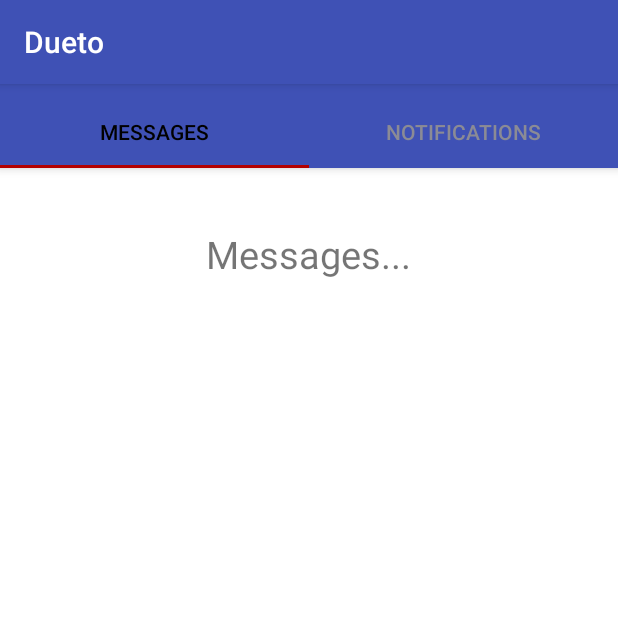
After one commit to JoshBrudnak/Dueto, an Android app: the MsgsFragment screen opened directly, with no data from a screen before it, on a phone screen of 412 x 824 dp, the top half of it. The commit adds this screen. Run offline under Robolectric (Android 15) with nearby library versions, the phone set to English and light mode, and no system bars.

Commit message:
Notif/Msg Skeleton
Working tabbed layout (clean)

```diff
--- a/Android/Dueto/app/build.gradle
+++ b/Android/Dueto/app/build.gradle
@@ -33,6 +33,11 @@ dependencies {
 
 
 
+
+
+
+
+
 configurations.all {
     resolutionStrategy.eachDependency { DependencyResolveDetails details ->
         def requested = details.requested
--- a/Android/Dueto/app/src/main/java/dueto/dueto/LoginActivity.java
+++ b/Android/Dueto/app/src/main/java/dueto/dueto/LoginActivity.java
@@ -41,7 +41,7 @@ public class LoginActivity extends AppCompatActivity {
 
     private void validID(String userName, String userPass) {
         if((userName.equals("Admin")) && (userPass.equals("1234"))) {
-            Intent intent = new Intent(LoginActivity.this, MainActivity.class);
+            Intent intent = new Intent(LoginActivity.this, TimelineActivity.class);
             startActivity(intent);
         }
         else {
--- a/Android/Dueto/app/src/main/java/dueto/dueto/MainActivity.java
+++ b/Android/Dueto/app/src/main/java/dueto/dueto/MainActivity.java
@@ -9,13 +9,12 @@ import android.view.View;
 import android.view.Window;
 import android.widget.Button;
 import android.widget.ScrollView;
-import android.widget.TableLayout;
-import android.widget.TableRow;
 
 public class MainActivity extends Activity {
 
     private Button LogIn;
     private Button SignIn;
+    private Button Notifications;
     private int bVisibility = View.INVISIBLE;
     private boolean scrollable = true; //Scroll always
     @Override
@@ -29,6 +28,7 @@ public class MainActivity extends Activity {
 
         LogIn = (Button)findViewById(R.id.logButt); //the sign-in + log-in buttons on the Main page
         SignIn = (Button)findViewById(R.id.signButt);
+        Notifications = (Button)findViewById(R.id.tabButt);
 
         LogIn.setOnClickListener(new View.OnClickListener() { //calls onClick(default name) through ClickListener which takes you to LoginActivity
             @Override
@@ -41,6 +41,13 @@ public class MainActivity extends Activity {
             @Override
             public void onClick(View v) {
                 startActivity(new Intent(MainActivity.this, SigninActivity.class));
+            }
+        });
+
+        Notifications.setOnClickListener(new View.OnClickListener() {
+            @Override
+            public void onClick(View v) {
+                startActivity(new Intent(MainActivity.this, TimelineActivity.class));
             }
         });
 
--- /dev/null
+++ b/Android/Dueto/app/src/main/java/dueto/dueto/MsgsFragment.java
@@ -0,0 +1,20 @@
+package dueto.dueto;
+
+import android.os.Bundle;
+import android.support.annotation.Nullable;
+import android.support.v4.app.Fragment;
+import android.view.LayoutInflater;
+import android.view.View;
+import android.view.ViewGroup;
+
+public class MsgsFragment extends Fragment {
+    private static final String TAG = "Tab1Messages";
+
+    @Nullable
+    @Override
+    public View onCreateView(LayoutInflater inflater, @Nullable ViewGroup container, @Nullable Bundle savedInstanceState) {
+        View view = inflater.inflate(R.layout.messages_fragment,container,false);
+
+        return view;
+    }
+}
--- /dev/null
+++ b/Android/Dueto/app/src/main/java/dueto/dueto/NotifsFragment.java
@@ -0,0 +1,20 @@
+package dueto.dueto;
+
+import android.os.Bundle;
+import android.support.annotation.Nullable;
+import android.support.v4.app.Fragment;
+import android.view.LayoutInflater;
+import android.view.View;
+import android.view.ViewGroup;
+
+public class NotifsFragment extends Fragment {
+    private static final String TAG = "Tab2Notifications";
+
+    @Nullable
+    @Override
+    public View onCreateView(LayoutInflater inflater, @Nullable ViewGroup container, @Nullable Bundle savedInstanceState) {
+        View view = inflater.inflate(R.layout.notifications_fragment,container,false);
+
+        return view;
+    }
+}
--- /dev/null
+++ b/Android/Dueto/app/src/main/java/dueto/dueto/SectionsPageAdapter.java
@@ -0,0 +1,38 @@
+package dueto.dueto;
+
+import android.support.v4.app.Fragment;
+import android.support.v4.app.FragmentManager;
+import android.support.v4.app.FragmentPagerAdapter;
+
+import java.util.ArrayList;
+import java.util.List;
+
+public class SectionsPageAdapter extends FragmentPagerAdapter{
+
+    private final List<Fragment> mFragmentList = new ArrayList<>();
+    private final List<String> mFragmentTitleList = new ArrayList<>();
+
+    public void addFragment(Fragment fragment, String title) {
+        mFragmentList.add(fragment);
+        mFragmentTitleList.add(title);
+    }
+
+    public SectionsPageAdapter(FragmentManager fm) {
+        super(fm);
+    }
+
+    @Override
+    public CharSequence getPageTitle(int position) {
+        return mFragmentTitleList.get(position);
+    }
+
+    @Override
+    public Fragment getItem(int position) {
+        return mFragmentList.get(position);
+    }
+
+    @Override
+    public int getCount() {
+        return mFragmentList.size();
+    }
+}
--- /dev/null
+++ b/Android/Dueto/app/src/main/java/dueto/dueto/TimelineActivity.java
@@ -0,0 +1,49 @@
+package dueto.dueto;
+
+import android.support.design.widget.FloatingActionButton;
+import android.support.design.widget.Snackbar;
+import android.support.design.widget.TabLayout;
+import android.support.v4.app.Fragment;
+import android.support.v4.app.FragmentManager;
+import android.support.v4.app.FragmentPagerAdapter;
+import android.support.v4.view.ViewPager;
+import android.support.v7.app.AppCompatActivity;
+import android.os.Bundle;
+import android.support.v7.widget.Toolbar;
+import android.util.Log;
+import android.view.LayoutInflater;
+import android.view.Menu;
+import android.view.MenuItem;
+import android.view.View;
+import android.view.ViewGroup;
+
+import android.widget.TextView;
+
+public class TimelineActivity extends AppCompatActivity {
+
+    private static final String TAG = "TimelineActivity";
+    private SectionsPageAdapter mSectionsPageAdapter;
+    private ViewPager mViewPager;
+
+    @Override
+    protected void onCreate(Bundle savedInstanceState) {
+        super.onCreate(savedInstanceState);
+        setContentView(R.layout.activity_timeline);
+        Log.d(TAG, "onCreate: Starting.");
+
+        mViewPager = (ViewPager) findViewById(R.id.container);
+        setupViewPager(mViewPager);
+
+        TabLayout tabLayout = (TabLayout) findViewById(R.id.tabs);
+        tabLayout.setupWithViewPager(mViewPager);
+    }
+
+    private void setupViewPager(ViewPager viewPager) {
+        SectionsPageAdapter adapter = new SectionsPageAdapter(getSupportFragmentManager());
+        adapter.addFragment(new MsgsFragment(), "Messages");
+        adapter.addFragment(new NotifsFragment(), "Notifications");
+        viewPager.setAdapter(adapter);
+
+    }
+
+}
--- a/Android/Dueto/app/src/main/res/layout/activity_login.xml
+++ b/Android/Dueto/app/src/main/res/layout/activity_login.xml
@@ -4,6 +4,7 @@
     xmlns:tools="http://schemas.android.com/tools"
     android:layout_width="match_parent"
     android:layout_height="match_parent"
+    android:configChanges="orientation"
     tools:context="dueto.dueto.LoginActivity">
 
     <EditText
@@ -47,10 +48,10 @@
         android:layout_width="116dp"
         android:layout_height="57dp"
         android:layout_marginBottom="8dp"
-        android:gravity="center"
         android:layout_marginEnd="8dp"
         android:layout_marginStart="8dp"
         android:layout_marginTop="8dp"
+        android:gravity="center"
         android:text="Log In"
         app:layout_constraintBottom_toBottomOf="parent"
         app:layout_constraintEnd_toEndOf="parent"
@@ -73,4 +74,6 @@
         app:layout_constraintStart_toStartOf="parent"
         app:layout_constraintTop_toBottomOf="@+id/logButt"
         app:layout_constraintVertical_bias="0.176" />
+
+    >/
 </android.support.constraint.ConstraintLayout>
--- a/Android/Dueto/app/src/main/res/layout/activity_main.xml
+++ b/Android/Dueto/app/src/main/res/layout/activity_main.xml
@@ -15,7 +15,7 @@
         android:visibility="visible"
         app:layout_constraintBottom_toBottomOf="parent"
         app:layout_constraintEnd_toEndOf="parent"
-        app:layout_constraintHorizontal_bias="1.0"
+        app:layout_constraintHorizontal_bias="0.0"
         app:layout_constraintStart_toStartOf="parent"
         app:layout_constraintTop_toTopOf="parent"
         app:layout_constraintVertical_bias="1.0">
@@ -55,15 +55,20 @@
                     android:layout_height="wrap_content" />
 
                 <Button
+                    android:id="@+id/tabButt"
+                    android:layout_width="100dp"
+                    android:layout_height="wrap_content"
+                    android:text="Notifications" />
+
+                <Button
                     android:id="@+id/logButt"
-                    android:layout_width="wrap_content"
+                    android:layout_width="match_parent"
                     android:layout_height="wrap_content"
-                    android:text="Log In"/>
-
+                    android:text="Log In" />
 
                 <Button
                     android:id="@+id/signButt"
-                    android:layout_width="191dp"
+                    android:layout_width="100dp"
                     android:layout_height="48dp"
                     android:text="Sign Up" />
 
@@ -198,4 +203,5 @@
         app:layout_constraintTop_toBottomOf="@+id/homeButton"
         app:layout_constraintVertical_bias="0.0" />
 
+
 </android.support.constraint.ConstraintLayout>
--- a/Android/Dueto/app/src/main/res/layout/activity_signin.xml
+++ b/Android/Dueto/app/src/main/res/layout/activity_signin.xml
@@ -4,6 +4,7 @@
     xmlns:tools="http://schemas.android.com/tools"
     android:layout_width="match_parent"
     android:layout_height="match_parent"
+    android:configChanges="orientation"
     tools:context="dueto.dueto.SigninActivity">
 
     <EditText
--- /dev/null
+++ b/Android/Dueto/app/src/main/res/layout/activity_timeline.xml
@@ -0,0 +1,156 @@
+<?xml version="1.0" encoding="utf-8"?>
+<android.support.design.widget.CoordinatorLayout xmlns:android="http://schemas.android.com/apk/res/android"
+    xmlns:app="http://schemas.android.com/apk/res-auto"
+    xmlns:tools="http://schemas.android.com/tools"
+    android:id="@+id/main_content"
+    android:layout_width="match_parent"
+    android:layout_height="match_parent"
+    android:fitsSystemWindows="true"
+    tools:context="dueto.dueto.TimelineActivity">
+
+    <android.support.design.widget.AppBarLayout
+        android:id="@+id/appbar"
+        android:layout_width="match_parent"
+        android:layout_height="wrap_content"
+        android:paddingTop="@dimen/appbar_padding_top"
+        android:theme="@style/AppTheme.AppBarOverlay">
+
+        <android.support.design.widget.TabLayout
+            android:id="@+id/tabs"
+            android:layout_width="match_parent"
+            android:layout_height="wrap_content"
+            app:tabSelectedTextColor="@color/Black"
+            app:tabTextColor="@color/Gray"
+            app:tabIndicatorColor="@color/Red">
+
+            <android.support.design.widget.TabItem
+                android:id="@+id/tabItem"
+                android:layout_width="wrap_content"
+                android:layout_height="wrap_content"
+                android:text="@string/tab_text_1" />
+
+            <android.support.design.widget.TabItem
+                android:id="@+id/tabItem2"
+                android:layout_width="wrap_content"
+                android:layout_height="wrap_content"
+                android:text="@string/tab_text_2" />
+
+            <android.support.design.widget.TabItem
+                android:id="@+id/tabItem3"
+                android:layout_width="wrap_content"
+                android:layout_height="wrap_content"
+                android:text="@string/tab_text_3" />
+
+        </android.support.design.widget.TabLayout>
+
+    </android.support.design.widget.AppBarLayout>
+
+    <android.support.v4.view.ViewPager
+        android:id="@+id/container"
+        android:background="@color/White"
+        android:layout_width="match_parent"
+        android:layout_height="match_parent"
+        app:layout_behavior="@string/appbar_scrolling_view_behavior" />
+
+
+<!--    <ScrollView
+        android:id="@+id/sView"
+        android:layout_width="368dp"
+        android:layout_height="495dp"
+        android:layout_marginBottom="8dp"
+        android:layout_marginEnd="8dp"
+        android:layout_marginStart="8dp"
+        android:layout_marginTop="8dp"
+        app:layout_constraintBottom_toBottomOf="parent"
+        app:layout_constraintEnd_toEndOf="parent"
+        app:layout_constraintStart_toStartOf="parent"
+        app:layout_constraintTop_toTopOf="parent">
+
+        <TableLayout
+            android:layout_width="match_parent"
+            android:layout_height="wrap_content">
+
+            <TableRow
+                android:id="@+id/row1"
+                android:layout_width="match_parent"
+                android:layout_height="wrap_content"
+                android:background="@color/Timeline1"
+                android:minHeight="300dp">
+
+                <TabHost
+                    android:layout_width="200dip"
+                    android:layout_height="300dip">
+
+                    <LinearLayout
+                        android:layout_width="match_parent"
+                        android:layout_height="match_parent"
+                        android:orientation="vertical">
+
+                        <TabWidget
+                            android:id="@android:id/tabs"
+                            android:layout_width="match_parent"
+                            android:layout_height="wrap_content"
+                            android:background="@color/White"/>
+
+                        <FrameLayout
+                            android:id="@android:id/tabcontent"
+                            android:layout_width="match_parent"
+                            android:layout_height="match_parent">
+
+                            <LinearLayout
+                                android:id="@+id/Messages"
+                                android:layout_width="match_parent"
+                                android:layout_height="match_parent"
+                                android:orientation="vertical">
+
+                            </LinearLayout>
+
+                            <LinearLayout
+                                android:id="@+id/Notifications"
+                                android:layout_width="match_parent"
+                                android:layout_height="match_parent"
+                                android:orientation="vertical">
+
+                            </LinearLayout>
+
+                        </FrameLayout>
+                    </LinearLayout>
+                </TabHost>
+
+                <VideoView
+                    android:id="@+id/videoView1"
+                    android:layout_width="wrap_content"
+                    android:layout_height="wrap_content" />
+            </TableRow>
+
+            <TableRow
+                android:id="@+id/row2"
+                android:layout_width="match_parent"
+                android:layout_height="50dp"
+                android:layout_marginTop="10dp"
+                android:background="@color/Timeline2"
+                android:minHeight="300dp">
+
+                <VideoView
+                    android:id="@+id/videoView2"
+                    android:layout_width="wrap_content"
+                    android:layout_height="wrap_content" />
+            </TableRow>
+
+            <TableRow
+                android:id="@+id/row3"
+                android:layout_width="match_parent"
+                android:layout_height="50dp"
+                android:layout_marginTop="10dp"
+                android:background="@color/Timeline3"
+                android:minHeight="300dp">
+
+                <VideoView
+                    android:id="@+id/videoView3"
+                    android:layout_width="wrap_content"
+                    android:layout_height="wrap_content" />
+            </TableRow>
+
+        </TableLayout>
+    </ScrollView>-->
+</android.support.design.widget.CoordinatorLayout>
--- /dev/null
+++ b/Android/Dueto/app/src/main/res/layout/messages_fragment.xml
@@ -0,0 +1,14 @@
+<?xml version="1.0" encoding="utf-8"?>
+<RelativeLayout xmlns:android="http://schemas.android.com/apk/res/android"
+        android:orientation="vertical"
+        android:layout_width="match_parent"
+        android:layout_height="match_parent">
+    <TextView
+        android:id="@+id/textMessages"
+        android:layout_width="wrap_content"
+        android:layout_height="wrap_content"
+        android:layout_centerHorizontal="true"
+        android:textSize="25sp"
+        android:text="Messages..."
+        android:layout_marginTop="40dp" />
+</RelativeLayout>
--- /dev/null
+++ b/Android/Dueto/app/src/main/res/layout/notifications_fragment.xml
@@ -0,0 +1,14 @@
+<?xml version="1.0" encoding="utf-8"?>
+<RelativeLayout xmlns:android="http://schemas.android.com/apk/res/android"
+    android:orientation="vertical"
+    android:layout_width="match_parent"
+    android:layout_height="match_parent">
+    <TextView
+        android:id="@+id/textNotifications"
+        android:layout_width="wrap_content"
+        android:layout_height="wrap_content"
+        android:layout_centerHorizontal="true"
+        android:textSize="25sp"
+        android:text="Notifications..."
+        android:layout_marginTop="40dp" />
+</RelativeLayout>
--- /dev/null
+++ b/Android/Dueto/app/src/main/res/menu/menu_timeline.xml
@@ -0,0 +1,10 @@
+<menu xmlns:android="http://schemas.android.com/apk/res/android"
+    xmlns:app="http://schemas.android.com/apk/res-auto"
+    xmlns:tools="http://schemas.android.com/tools"
+    tools:context="dueto.dueto.TimelineActivity">
+    <item
+        android:id="@+id/action_settings"
+        android:orderInCategory="100"
+        android:title="@string/action_settings"
+        app:showAsAction="never" />
+</menu>
--- /dev/null
+++ b/Android/Dueto/app/src/main/res/values-w820dp/dimens.xml
@@ -0,0 +1,6 @@
+<resources>
+    <!-- Example customization of dimensions originally defined in res/values/dimens.xml
+         (such as screen margins) for screens with more than 820dp of available width. This
+         would include 7" and 10" devices in landscape (~960dp and ~1280dp respectively). -->
+    <dimen name="activity_horizontal_margin">64dp</dimen>
+</resources>
--- a/Android/Dueto/app/src/main/res/values/colors.xml
+++ b/Android/Dueto/app/src/main/res/values/colors.xml
@@ -4,4 +4,11 @@
     <color name="colorPrimaryDark">#303F9F</color>
     <color name="colorAccent">#FF4081</color>
     <color name="test">#FFDD00</color>
+    <color name="LightPink">#ffe6e6</color>
+    <color name="Pink">#ffcccc</color>
+    <color name="DarkPink">#ff9999</color>
+    <color name="White">#ffffff</color>
+    <color name="Gray">#8B8B95</color>
+    <color name="Black">#000000</color>
+    <color name="Red">#b30000</color>
 </resources>
--- a/Android/Dueto/app/src/main/res/values/dimens.xml
+++ b/Android/Dueto/app/src/main/res/values/dimens.xml
@@ -2,4 +2,6 @@
     <!-- Default screen margins, per the Android Design guidelines. -->
     <dimen name="activity_horizontal_margin">16dp</dimen>
     <dimen name="activity_vertical_margin">16dp</dimen>
+    <dimen name="fab_margin">16dp</dimen>
+    <dimen name="appbar_padding_top">8dp</dimen>
 </resources>
--- a/Android/Dueto/app/src/main/res/values/strings.xml
+++ b/Android/Dueto/app/src/main/res/values/strings.xml
@@ -14,4 +14,12 @@
     <string name="permission_rationale">"Contacts permissions are needed for providing email
         completions."
     </string>
+    <string name="title_activity_home">HomeActivity</string>
+    <string name="title_activity_tab">TabActivity</string>
+    <string name="action_settings">Settings</string>
+    <string name="section_format">Hello World from section: %1$d</string>
+    <string name="title_activity_main2">Main2Activity</string>
+    <string name="tab_text_1">Tab 1</string>
+    <string name="tab_text_2">Tab 2</string>
+    <string name="tab_text_3">Tab 3</string>
 </resources>
--- a/Android/Dueto/app/src/main/res/values/styles.xml
+++ b/Android/Dueto/app/src/main/res/values/styles.xml
@@ -8,4 +8,13 @@
         <item name="colorAccent">@color/colorAccent</item>
     </style>
 
+    <style name="AppTheme.NoActionBar">
+        <item name="windowActionBar">false</item>
+        <item name="windowNoTitle">true</item>
+    </style>
+
+    <style name="AppTheme.AppBarOverlay" parent="ThemeOverlay.AppCompat.Dark.ActionBar" />
+
+    <style name="AppTheme.PopupOverlay" parent="ThemeOverlay.AppCompat.Light" />
+
 </resources>
```
Also changed, not shown: Android/Dueto/app/src/main/AndroidManifest.xml (+6 -2 lines).
